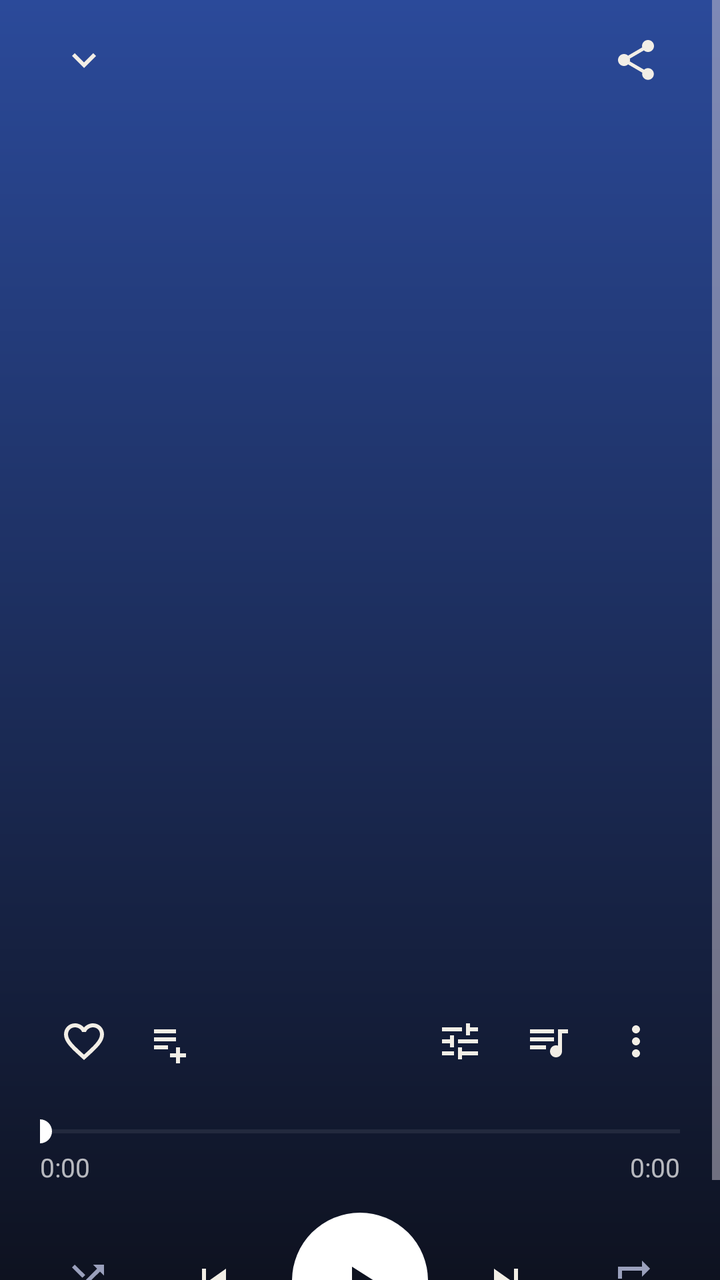
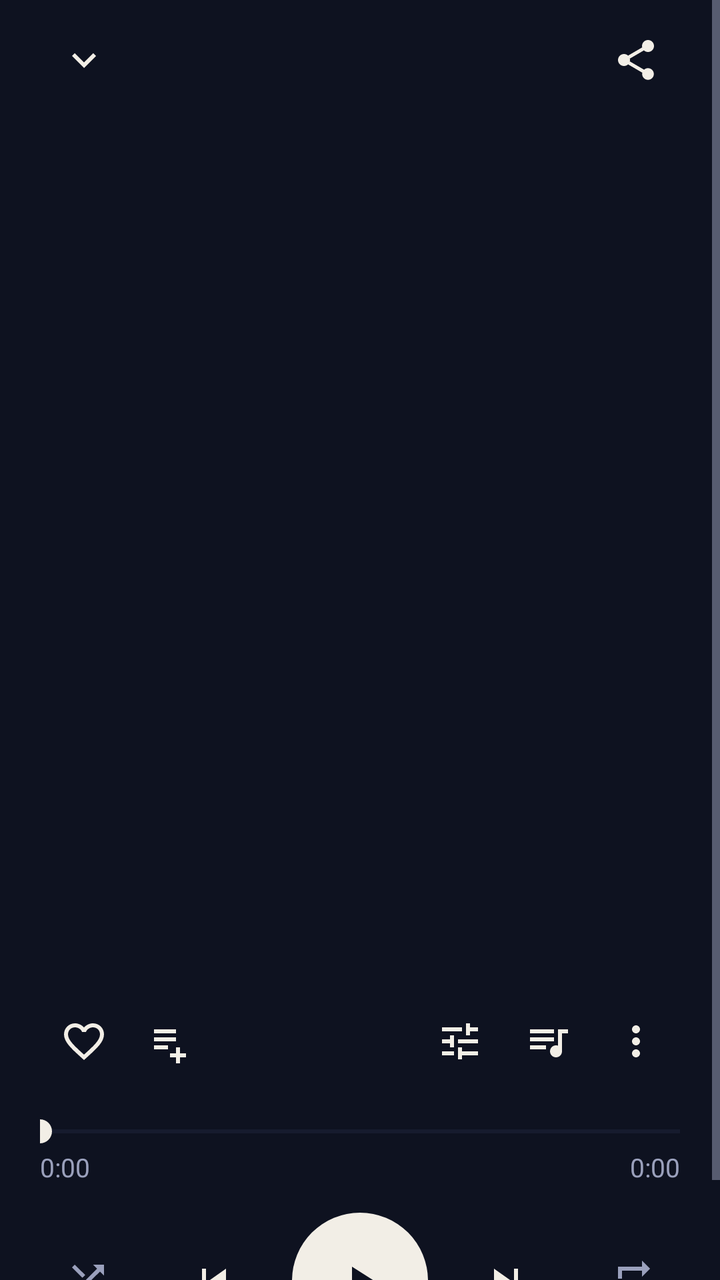

Two renders of the same Android screen: before a commit and after it. Below are the layout's source before the change and the commit's diff.
<!-- AndroidManifest.xml: application theme Theme.Zoomplay -->
<!-- res/layout/activity_player.xml -->
<?xml version="1.0" encoding="utf-8"?>
<ScrollView xmlns:android="http://schemas.android.com/apk/res/android"
    android:layout_width="match_parent"
    android:layout_height="match_parent"
    android:background="@drawable/bg_player"
    android:fillViewport="true">

    <LinearLayout
        android:layout_width="match_parent"
        android:layout_height="wrap_content"
        android:orientation="vertical"
        android:paddingStart="20dp"
        android:paddingTop="8dp"
        android:paddingEnd="20dp"
        android:paddingBottom="20dp">

        <LinearLayout
            android:layout_width="match_parent"
            android:layout_height="wrap_content"
            android:gravity="center_vertical"
            android:orientation="horizontal">
            <ImageButton
                android:id="@+id/btnDown"
                android:layout_width="44dp"
                android:layout_height="44dp"
                android:background="?attr/selectableItemBackgroundBorderless"
                android:contentDescription="Réduire"
                android:src="@drawable/ic_down"
                android:tint="@color/text" />
            <View
                android:layout_width="0dp"
                android:layout_height="1dp"
                android:layout_weight="1" />
            <ImageButton
                android:id="@+id/btnShare"
                android:layout_width="44dp"
                android:layout_height="44dp"
                android:background="?attr/selectableItemBackgroundBorderless"
                android:contentDescription="Partager"
                android:src="@drawable/ic_share"
                android:tint="@color/text" />
        </LinearLayout>

        <ImageView
            android:id="@+id/cover"
            android:layout_width="match_parent"
            android:layout_height="300dp"
            android:layout_marginTop="28dp"
            android:contentDescription="Pochette"
            android:scaleType="centerCrop" />

        <TextView
            android:id="@+id/title"
            android:layout_width="match_parent"
            android:layout_height="wrap_content"
            android:layout_marginTop="36dp"
            android:ellipsize="marquee"
            android:focusable="true"
            android:focusableInTouchMode="true"
            android:marqueeRepeatLimit="marquee_forever"
            android:scrollHorizontally="true"
            android:singleLine="true"
            android:textColor="@color/text"
            android:textSize="26sp"
            android:textStyle="bold" />

        <TextView
            android:id="@+id/artist"
            android:layout_width="match_parent"
            android:layout_height="wrap_content"
            android:layout_marginTop="4dp"
            android:ellipsize="end"
            android:maxLines="1"
            android:textColor="#B3FFFFFF"
            android:textSize="16sp" />

        <LinearLayout
            android:layout_width="match_parent"
            android:layout_height="wrap_content"
            android:layout_marginTop="22dp"
            android:gravity="center_vertical"
            android:orientation="horizontal">
            <ImageButton
                android:id="@+id/btnLike"
                android:layout_width="44dp"
                android:layout_height="44dp"
                android:background="?attr/selectableItemBackgroundBorderless"
                android:contentDescription="Favori"
                android:src="@drawable/ic_heart"
                android:tint="@color/text" />
            <ImageButton
                android:id="@+id/btnAddPl"
                android:layout_width="44dp"
                android:layout_height="44dp"
                android:background="?attr/selectableItemBackgroundBorderless"
                android:contentDescription="Ajouter à une playlist"
                android:src="@drawable/ic_playlist_add"
                android:tint="@color/text" />
            <View
                android:layout_width="0dp"
                android:layout_height="1dp"
                android:layout_weight="1" />
            <ImageButton
                android:id="@+id/btnEq"
                android:layout_width="44dp"
                android:layout_height="44dp"
                android:background="?attr/selectableItemBackgroundBorderless"
                android:contentDescription="Égaliseur"
                android:src="@drawable/ic_tune"
                android:tint="@color/text" />
            <ImageButton
                android:id="@+id/btnQueue"
                android:layout_width="44dp"
                android:layout_height="44dp"
                android:background="?attr/selectableItemBackgroundBorderless"
                android:contentDescription="File d'attente"
                android:src="@drawable/ic_queue"
                android:tint="@color/text" />
            <ImageButton
                android:id="@+id/btnMore"
                android:layout_width="44dp"
                android:layout_height="44dp"
                android:background="?attr/selectableItemBackgroundBorderless"
                android:contentDescription="Plus d'options"
                android:src="@drawable/ic_more"
                android:tint="@color/text" />
        </LinearLayout>

        <SeekBar
            android:id="@+id/seek"
            android:layout_width="match_parent"
            android:layout_height="wrap_content"
            android:layout_marginTop="14dp"
            android:max="1000"
            android:paddingStart="0dp"
            android:paddingEnd="0dp"
            android:progressBackgroundTint="#40FFFFFF"
            android:progressTint="#FFFFFF"
            android:thumbTint="#FFFFFF" />

        <LinearLayout
            android:layout_width="match_parent"
            android:layout_height="wrap_content"
            android:orientation="horizontal">

            <TextView
                android:id="@+id/tCur"
                android:layout_width="0dp"
                android:layout_height="wrap_content"
                android:layout_weight="1"
                android:text="0:00"
                android:textColor="#B3FFFFFF"
                android:textSize="13sp" />

            <TextView
                android:id="@+id/tDur"
                android:layout_width="wrap_content"
                android:layout_height="wrap_content"
                android:text="0:00"
                android:textColor="#B3FFFFFF"
                android:textSize="13sp" />
        </LinearLayout>

        <LinearLayout
            android:layout_width="match_parent"
            android:layout_height="wrap_content"
            android:layout_marginTop="14dp"
            android:gravity="center_vertical"
            android:orientation="horizontal">
            <ImageButton
                android:id="@+id/btnShuffle"
                android:layout_width="48dp"
                android:layout_height="48dp"
                android:background="?attr/selectableItemBackgroundBorderless"
                android:contentDescription="Aléatoire"
                android:src="@drawable/ic_shuffle"
                android:tint="@color/muted" />
            <View
                android:layout_width="0dp"
                android:layout_height="1dp"
                android:layout_weight="1" />
            <ImageButton
                android:id="@+id/btnPrev"
                android:layout_width="56dp"
                android:layout_height="56dp"
                android:background="?attr/selectableItemBackgroundBorderless"
                android:contentDescription="Précédent"
                android:src="@drawable/ic_prev"
                android:tint="@color/text" />
            <View
                android:layout_width="0dp"
                android:layout_height="1dp"
                android:layout_weight="1" />

            <ImageButton
                android:id="@+id/btnPlay"
                android:layout_width="68dp"
                android:layout_height="68dp"
                android:background="@drawable/bg_play_white"
                android:contentDescription="Lecture ou pause"
                android:src="@drawable/ic_play"
                android:tint="#0E1220" />

            <View
                android:layout_width="0dp"
                android:layout_height="1dp"
                android:layout_weight="1" />
            <ImageButton
                android:id="@+id/btnNext"
                android:layout_width="56dp"
                android:layout_height="56dp"
                android:background="?attr/selectableItemBackgroundBorderless"
                android:contentDescription="Suivant"
                android:src="@drawable/ic_next"
                android:tint="@color/text" />
            <View
                android:layout_width="0dp"
                android:layout_height="1dp"
                android:layout_weight="1" />
            <ImageButton
                android:id="@+id/btnRepeat"
                android:layout_width="48dp"
                android:layout_height="48dp"
                android:background="?attr/selectableItemBackgroundBorderless"
                android:contentDescription="Répéter"
                android:src="@drawable/ic_repeat"
                android:tint="@color/muted" />
        </LinearLayout>
    </LinearLayout>
</ScrollView>
<!-- resources referenced by this layout -->
<resources>
  <color name="muted">#9AA0BC</color>
  <color name="text">#F2EEE6</color>
  <!-- drawable bg_play_white (drawable) -->
  <?xml version="1.0" encoding="utf-8"?>
  <shape xmlns:android="http://schemas.android.com/apk/res/android" android:shape="oval">
      <solid android:color="#FFFFFF" />
  </shape>
  <!-- drawable bg_player (drawable) -->
  <?xml version="1.0" encoding="utf-8"?>
  <shape xmlns:android="http://schemas.android.com/apk/res/android" android:shape="rectangle">
      <gradient
          android:angle="270"
          android:endColor="#0E1220"
          android:startColor="#2B4A9A" />
  </shape>
  <!-- drawable ic_down (drawable) -->
  <?xml version="1.0" encoding="utf-8"?>
  <vector xmlns:android="http://schemas.android.com/apk/res/android"
      android:width="24dp"
      android:height="24dp"
      android:viewportWidth="24"
      android:viewportHeight="24">
      <path
          android:fillColor="#FFFFFFFF"
          android:pathData="M7.41 8.59L12 13.17l4.59-4.58L18 10l-6 6-6-6 1.41-1.41z" />
  </vector>
  <!-- drawable ic_next (drawable) -->
  <?xml version="1.0" encoding="utf-8"?>
  <vector xmlns:android="http://schemas.android.com/apk/res/android"
      android:width="24dp"
      android:height="24dp"
      android:viewportWidth="24"
      android:viewportHeight="24">
      <path
          android:fillColor="#FFFFFFFF"
          android:pathData="M6 18l8.5-6L6 6v12zM16 6v12h2V6h-2z" />
  </vector>
  <!-- drawable ic_play (drawable) -->
  <?xml version="1.0" encoding="utf-8"?>
  <vector xmlns:android="http://schemas.android.com/apk/res/android"
      android:width="24dp"
      android:height="24dp"
      android:viewportWidth="24"
      android:viewportHeight="24">
      <path
          android:fillColor="#FFFFFFFF"
          android:pathData="M8 5v14l11-7z" />
  </vector>
  <!-- drawable ic_playlist_add (drawable) -->
  <?xml version="1.0" encoding="utf-8"?>
  <vector xmlns:android="http://schemas.android.com/apk/res/android"
      android:width="24dp"
      android:height="24dp"
      android:viewportWidth="24"
      android:viewportHeight="24">
      <path
          android:fillColor="#FFFFFFFF"
          android:pathData="M14 10H3v2h11v-2zm0-4H3v2h11V6zM3 16h7v-2H3v2zm11-1v3h-3v2h3v3h2v-3h3v-2h-3v-3h-2z" />
  </vector>
  <!-- drawable ic_prev (drawable) -->
  <?xml version="1.0" encoding="utf-8"?>
  <vector xmlns:android="http://schemas.android.com/apk/res/android"
      android:width="24dp"
      android:height="24dp"
      android:viewportWidth="24"
      android:viewportHeight="24">
      <path
          android:fillColor="#FFFFFFFF"
          android:pathData="M6 6h2v12H6zm3.5 6l8.5 6V6z" />
  </vector>
  <!-- drawable ic_repeat (drawable) -->
  <?xml version="1.0" encoding="utf-8"?>
  <vector xmlns:android="http://schemas.android.com/apk/res/android"
      android:width="24dp"
      android:height="24dp"
      android:viewportWidth="24"
      android:viewportHeight="24">
      <path
          android:fillColor="#FFFFFFFF"
          android:pathData="M7 7h10v3l4-4-4-4v3H5v6h2V7zm10 10H7v-3l-4 4 4 4v-3h12v-6h-2v4z" />
  </vector>
  <style name="Theme.Zoomplay" parent="Theme.Material3.Dark.NoActionBar">
          <item name="colorPrimary">@color/accent</item>
          <item name="colorOnPrimary">@color/accent_ink</item>
          <item name="colorSecondaryContainer">@color/surface2</item>
          <item name="colorOnSecondaryContainer">@color/text</item>
          <item name="colorSurface">@color/surface</item>
          <item name="colorOnSurface">@color/text</item>
          <item name="android:windowBackground">@color/bg</item>
          <item name="android:statusBarColor">@color/bg</item>
          <item name="android:navigationBarColor">@color/bg</item>
          <item name="android:colorBackground">@color/bg</item>
      </style>
  <color name="accent">#FFC53D</color>
  <color name="accent_ink">#1A1400</color>
  <color name="surface2">#1F2540</color>
  <color name="surface">#161B2E</color>
  <color name="bg">#0E1220</color>
  <!-- unchanged entries left out for length: 6 -->
</resources>

<!-- the commit's change to res/layout/activity_player.xml (unified diff, before → after) -->
@@ -2,7 +2,6 @@
 <ScrollView xmlns:android="http://schemas.android.com/apk/res/android"
     android:layout_width="match_parent"
     android:layout_height="match_parent"
-    android:background="@drawable/bg_player"
     android:fillViewport="true">
 
     <LinearLayout
@@ -26,7 +25,7 @@
                 android:background="?attr/selectableItemBackgroundBorderless"
                 android:contentDescription="Réduire"
                 android:src="@drawable/ic_down"
-                android:tint="@color/text" />
+                android:tint="?attr/zText" />
             <View
                 android:layout_width="0dp"
                 android:layout_height="1dp"
@@ -38,7 +37,7 @@
                 android:background="?attr/selectableItemBackgroundBorderless"
                 android:contentDescription="Partager"
                 android:src="@drawable/ic_share"
-                android:tint="@color/text" />
+                android:tint="?attr/zText" />
         </LinearLayout>
 
         <ImageView
@@ -60,7 +59,7 @@
             android:marqueeRepeatLimit="marquee_forever"
             android:scrollHorizontally="true"
             android:singleLine="true"
-            android:textColor="@color/text"
+            android:textColor="?attr/zText"
             android:textSize="26sp"
             android:textStyle="bold" />
 
@@ -71,7 +70,7 @@
             android:layout_marginTop="4dp"
             android:ellipsize="end"
             android:maxLines="1"
-            android:textColor="#B3FFFFFF"
+            android:textColor="?attr/zMuted"
             android:textSize="16sp" />
 
         <LinearLayout
@@ -87,7 +86,7 @@
                 android:background="?attr/selectableItemBackgroundBorderless"
                 android:contentDescription="Favori"
                 android:src="@drawable/ic_heart"
-                android:tint="@color/text" />
+                android:tint="?attr/zText" />
             <ImageButton
                 android:id="@+id/btnAddPl"
                 android:layout_width="44dp"
@@ -95,7 +94,7 @@
                 android:background="?attr/selectableItemBackgroundBorderless"
                 android:contentDescription="Ajouter à une playlist"
                 android:src="@drawable/ic_playlist_add"
-                android:tint="@color/text" />
+                android:tint="?attr/zText" />
             <View
                 android:layout_width="0dp"
                 android:layout_height="1dp"
@@ -107,7 +106,7 @@
                 android:background="?attr/selectableItemBackgroundBorderless"
                 android:contentDescription="Égaliseur"
                 android:src="@drawable/ic_tune"
-                android:tint="@color/text" />
+                android:tint="?attr/zText" />
             <ImageButton
                 android:id="@+id/btnQueue"
                 android:layout_width="44dp"
@@ -115,7 +114,7 @@
                 android:background="?attr/selectableItemBackgroundBorderless"
                 android:contentDescription="File d'attente"
                 android:src="@drawable/ic_queue"
-                android:tint="@color/text" />
+                android:tint="?attr/zText" />
             <ImageButton
                 android:id="@+id/btnMore"
                 android:layout_width="44dp"
@@ -123,7 +122,7 @@
                 android:background="?attr/selectableItemBackgroundBorderless"
                 android:contentDescription="Plus d'options"
                 android:src="@drawable/ic_more"
-                android:tint="@color/text" />
+                android:tint="?attr/zText" />
         </LinearLayout>
 
         <SeekBar
@@ -134,9 +133,9 @@
             android:max="1000"
             android:paddingStart="0dp"
             android:paddingEnd="0dp"
-            android:progressBackgroundTint="#40FFFFFF"
-            android:progressTint="#FFFFFF"
-            android:thumbTint="#FFFFFF" />
+            android:progressBackgroundTint="?attr/zLine"
+            android:progressTint="?attr/zText"
+            android:thumbTint="?attr/zText" />
 
         <LinearLayout
             android:layout_width="match_parent"
@@ -149,7 +148,7 @@
                 android:layout_height="wrap_content"
                 android:layout_weight="1"
                 android:text="0:00"
-                android:textColor="#B3FFFFFF"
+                android:textColor="?attr/zMuted"
                 android:textSize="13sp" />
 
             <TextView
@@ -157,7 +156,7 @@
                 android:layout_width="wrap_content"
                 android:layout_height="wrap_content"
                 android:text="0:00"
-                android:textColor="#B3FFFFFF"
+                android:textColor="?attr/zMuted"
                 android:textSize="13sp" />
         </LinearLayout>
 
@@ -174,7 +173,7 @@
                 android:background="?attr/selectableItemBackgroundBorderless"
                 android:contentDescription="Aléatoire"
                 android:src="@drawable/ic_shuffle"
-                android:tint="@color/muted" />
+                android:tint="?attr/zMuted" />
             <View
                 android:layout_width="0dp"
                 android:layout_height="1dp"
@@ -186,7 +185,7 @@
                 android:background="?attr/selectableItemBackgroundBorderless"
                 android:contentDescription="Précédent"
                 android:src="@drawable/ic_prev"
-                android:tint="@color/text" />
+                android:tint="?attr/zText" />
             <View
                 android:layout_width="0dp"
                 android:layout_height="1dp"
@@ -199,7 +198,7 @@
                 android:background="@drawable/bg_play_white"
                 android:contentDescription="Lecture ou pause"
                 android:src="@drawable/ic_play"
-                android:tint="#0E1220" />
+                android:tint="?attr/zBg" />
 
             <View
                 android:layout_width="0dp"
@@ -212,7 +211,7 @@
                 android:background="?attr/selectableItemBackgroundBorderless"
                 android:contentDescription="Suivant"
                 android:src="@drawable/ic_next"
-                android:tint="@color/text" />
+                android:tint="?attr/zText" />
             <View
                 android:layout_width="0dp"
                 android:layout_height="1dp"
@@ -224,7 +223,7 @@
                 android:background="?attr/selectableItemBackgroundBorderless"
                 android:contentDescription="Répéter"
                 android:src="@drawable/ic_repeat"
-                android:tint="@color/muted" />
+                android:tint="?attr/zMuted" />
         </LinearLayout>
     </LinearLayout>
 </ScrollView>
<!-- resource entries referenced after the edit -->
@@ -1,19 +1,9 @@
 <!-- resources referenced by this layout -->
 <resources>
-  <color name="muted">#9AA0BC</color>
-  <color name="text">#F2EEE6</color>
   <!-- drawable bg_play_white (drawable) -->
   <?xml version="1.0" encoding="utf-8"?>
   <shape xmlns:android="http://schemas.android.com/apk/res/android" android:shape="oval">
-      <solid android:color="#FFFFFF" />
-  </shape>
-  <!-- drawable bg_player (drawable) -->
-  <?xml version="1.0" encoding="utf-8"?>
-  <shape xmlns:android="http://schemas.android.com/apk/res/android" android:shape="rectangle">
-      <gradient
-          android:angle="270"
-          android:endColor="#0E1220"
-          android:startColor="#2B4A9A" />
+      <solid android:color="?attr/zText" />
   </shape>
   <!-- drawable ic_down (drawable) -->
   <?xml version="1.0" encoding="utf-8"?>
@@ -82,22 +72,29 @@
           android:pathData="M7 7h10v3l4-4-4-4v3H5v6h2V7zm10 10H7v-3l-4 4 4 4v-3h12v-6h-2v4z" />
   </vector>
   <style name="Theme.Zoomplay" parent="Theme.Material3.Dark.NoActionBar">
-          <item name="colorPrimary">@color/accent</item>
-          <item name="colorOnPrimary">@color/accent_ink</item>
-          <item name="colorSecondaryContainer">@color/surface2</item>
-          <item name="colorOnSecondaryContainer">@color/text</item>
-          <item name="colorSurface">@color/surface</item>
-          <item name="colorOnSurface">@color/text</item>
-          <item name="android:windowBackground">@color/bg</item>
-          <item name="android:statusBarColor">@color/bg</item>
-          <item name="android:navigationBarColor">@color/bg</item>
-          <item name="android:colorBackground">@color/bg</item>
+          <item name="zBg">#0E1220</item>
+          <item name="zSurface">#161B2E</item>
+          <item name="zSurface2">#1F2540</item>
+          <item name="zLine">#2A3152</item>
+          <item name="zText">#F2EEE6</item>
+          <item name="zMuted">#9AA0BC</item>
+          <item name="zAccent">#FFC53D</item>
+          <item name="zAccentInk">#1A1400</item>
+          <item name="zPlayerTop">#2B4A9A</item>
+          <item name="colorPrimary">#FFC53D</item>
+          <item name="colorOnPrimary">#1A1400</item>
+          <item name="colorSecondaryContainer">#1F2540</item>
+          <item name="colorOnSecondaryContainer">#F2EEE6</item>
+          <item name="colorSurface">#161B2E</item>
+          <item name="colorOnSurface">#F2EEE6</item>
+          <item name="android:windowBackground">#0E1220</item>
+          <item name="android:statusBarColor">#0E1220</item>
+          <item name="android:navigationBarColor">#0E1220</item>
+          <item name="android:colorBackground">#0E1220</item>
+          <item name="android:textColorPrimary">#F2EEE6</item>
+          <item name="android:textColorSecondary">#9AA0BC</item>
+          <item name="android:windowLightStatusBar">false</item>
       </style>
-  <color name="accent">#FFC53D</color>
-  <color name="accent_ink">#1A1400</color>
-  <color name="surface2">#1F2540</color>
-  <color name="surface">#161B2E</color>
-  <color name="bg">#0E1220</color>
   <!-- unchanged entries left out for length: 6 -->
 </resources>
 
